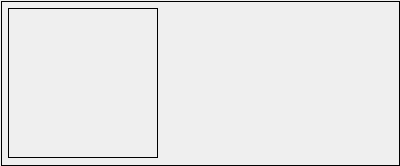
Above: src/plugins/qmldesigner/components/navigator/previewtooltip.ui from qt-creator/qt-creator before the change. Below: the same form after it.
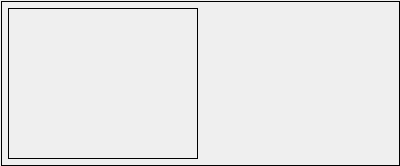
That is the form after the change. Custom widgets are drawn as their Qt base class.

Commit message:
QmlDesigner: Add image cache
The image cache is saving images and icon of this images in a sqlite
database. If there are no images they are generated in the backgound.
The icons are fetched by item library.

Task-number: QDS-2782
Task-number: QDS-2783
Task-number: QDS-2858

Diff of the .ui file:
```diff
--- a/src/plugins/qmldesigner/components/navigator/previewtooltip.ui
+++ b/src/plugins/qmldesigner/components/navigator/previewtooltip.ui
@@ -82,12 +82,6 @@
       </property>
       <item>
        <widget class="QLabel" name="imageLabel">
-        <property name="sizePolicy">
-         <sizepolicy hsizetype="Fixed" vsizetype="Fixed">
-          <horstretch>0</horstretch>
-          <verstretch>0</verstretch>
-         </sizepolicy>
-        </property>
         <property name="minimumSize">
          <size>
           <width>150</width>
@@ -100,9 +94,6 @@
         <property name="frameShadow">
          <enum>QFrame::Plain</enum>
         </property>
-        <property name="text">
-         <string notr="true">&lt;image&gt;</string>
-        </property>
         <property name="alignment">
          <set>Qt::AlignCenter</set>
         </property>
```
The commit also changes 110 other files.
